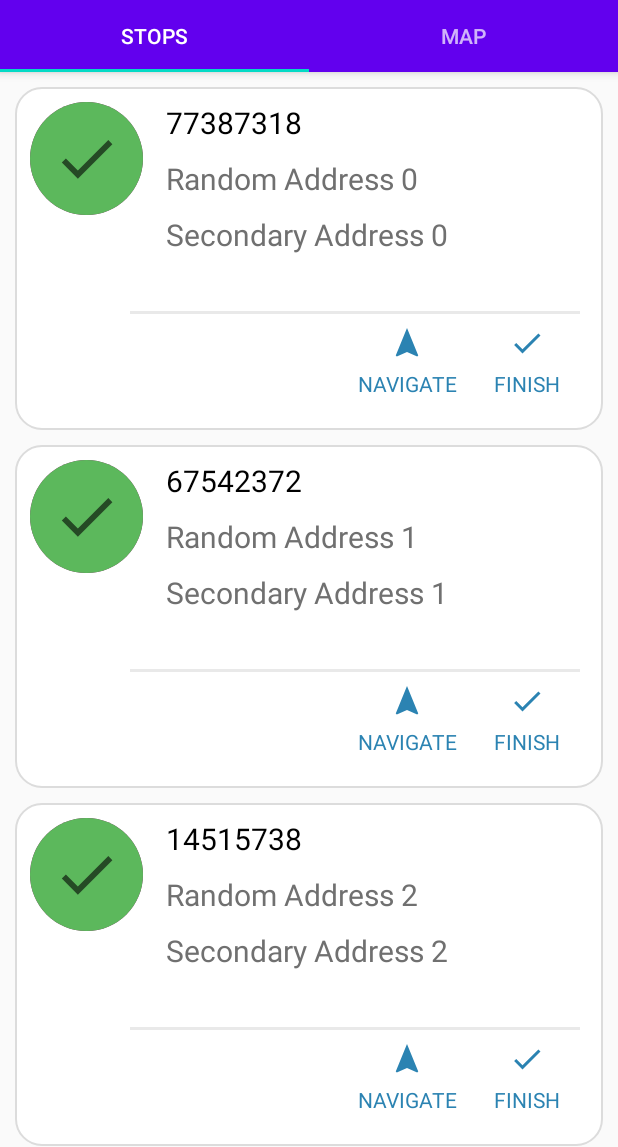
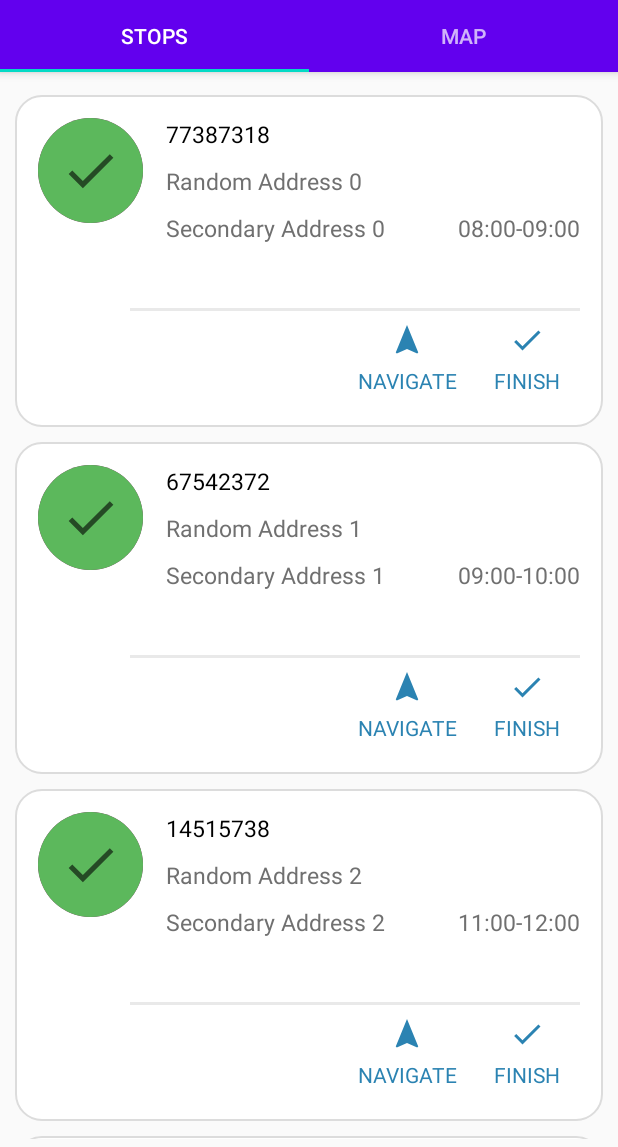
Before and after one commit to anush2593/Routetitan, an Android app: the screen it shows after launch (MainActivity), on a phone screen of 412 x 824 dp, the part 89-1236 px from its top. Run offline under Robolectric (Android 15) with nearby library versions, the phone set to English and light mode, and no system bars; our stand-ins replace Room's generated code, data binding; libraries missing offline, so code that uses them is left out: com.google.maps.android; 3 statements that could not run were skipped.

```diff
--- a/app/src/main/java/com/example/routetitantask/room/OrderAddressViewModel.java
+++ b/app/src/main/java/com/example/routetitantask/room/OrderAddressViewModel.java
@@ -27,8 +27,8 @@ public class OrderAddressViewModel extends AndroidViewModel {
     }
 
 
-    public void expandView(String orderId) {
-        mRepository.expandView(orderId);
+    public void expandView(String orderId, boolean isExpanded) {
+        mRepository.expandView(orderId, isExpanded);
     }
 
 }
--- a/app/src/main/java/com/example/routetitantask/ui/main/OrdersAdapter.java
+++ b/app/src/main/java/com/example/routetitantask/ui/main/OrdersAdapter.java
@@ -32,10 +32,6 @@ public class OrdersAdapter extends RecyclerView.Adapter<OrdersAdapter.OrderInfoV
         notifyDataSetChanged();
     }
 
-    public void removeAll() {
-        if (orderList != null) orderList.clear();
-        notifyDataSetChanged();
-    }
 
     @NonNull
     @Override
--- a/app/src/main/res/layout/order_item.xml
+++ b/app/src/main/res/layout/order_item.xml
@@ -4,6 +4,7 @@
     xmlns:tools="http://schemas.android.com/tools">
 
     <data>
+
         <import type="android.view.View" />
 
         <variable
@@ -13,6 +14,7 @@
         <variable
             name="orderPosition"
             type="Integer" />
+
         <variable
             name="itemClickListener"
             type="com.example.routetitantask.ui.main.ItemClickListener" />
@@ -34,27 +36,27 @@
             android:id="@+id/main_constraint_layout"
             android:layout_width="match_parent"
             android:layout_height="wrap_content"
-            android:padding="10dp"
             android:onClick="@{()-> itemClickListener.openExpandable(orderAddress, orderPosition)}"
+            android:padding="15dp"
             app:layout_constraintEnd_toEndOf="parent"
             app:layout_constraintTop_toTopOf="parent">
 
             <androidx.constraintlayout.widget.ConstraintLayout
                 android:id="@+id/circle"
-                android:layout_width="75dp"
-                android:layout_height="75dp"
+                android:layout_width="70dp"
+                android:layout_height="70dp"
                 tools:ignore="MissingConstraints">
 
                 <TextView
                     android:id="@+id/number_circle"
-                    android:layout_width="75dp"
-                    android:layout_height="75dp"
+                    android:layout_width="match_parent"
+                    android:layout_height="match_parent"
                     android:background="@drawable/number_circle"
                     android:gravity="center"
                     android:text="@{String.valueOf(orderPosition+1)}"
-                    android:visibility="@{orderAddress.isFinished? View.GONE : View.VISIBLE}"
                     android:textAlignment="center"
                     android:textSize="25sp"
+                    android:visibility="@{orderAddress.isFinished? View.GONE : View.VISIBLE}"
                     app:layout_constraintBottom_toBottomOf="parent"
                     app:layout_constraintStart_toStartOf="parent"
                     app:layout_constraintTop_toTopOf="parent"
@@ -62,8 +64,8 @@
 
                 <TextView
                     android:id="@+id/finish_circle_view"
-                    android:layout_width="75dp"
-                    android:layout_height="75dp"
+                    android:layout_width="match_parent"
+                    android:layout_height="match_parent"
                     android:background="@drawable/finish_circle"
                     android:gravity="center"
                     android:textAlignment="center"
@@ -82,7 +84,7 @@
                 android:layout_marginLeft="15dp"
                 android:text="@{orderAddress.orderNumber}"
                 android:textColor="@color/black"
-                android:textSize="20sp"
+                android:textSize="15sp"
                 app:layout_constraintStart_toEndOf="@id/circle"
                 app:layout_constraintTop_toTopOf="parent"
                 tools:text="11111111" />
@@ -94,7 +96,7 @@
                 android:layout_marginTop="10dp"
                 android:text="@{orderAddress.orderMainAddress}"
                 android:textColor="@color/colorHintGrey"
-                android:textSize="20sp"
+                android:textSize="15sp"
                 app:layout_constraintStart_toStartOf="@id/order_number"
                 app:layout_constraintTop_toBottomOf="@id/order_number"
                 tools:text="Weisltpleubn 15" />
@@ -107,7 +109,7 @@
                 android:layout_marginBottom="20dp"
                 android:text="@{orderAddress.orderSecondaryAddress}"
                 android:textColor="@color/colorHintGrey"
-                android:textSize="20sp"
+                android:textSize="15sp"
                 app:layout_constraintBottom_toBottomOf="parent"
                 app:layout_constraintStart_toStartOf="@id/order_address_main"
                 app:layout_constraintTop_toBottomOf="@id/order_address_main"
@@ -129,9 +131,9 @@
                 android:layout_width="wrap_content"
                 android:layout_height="wrap_content"
                 android:layout_marginStart="5dp"
-                android:text="@{orderAddress.orderDeliveryTimeRange}"
+                android:text="@{orderAddress.orderDeliveryTime}"
                 android:textColor="@color/colorHintGrey"
-                android:textSize="20sp"
+                android:textSize="15sp"
                 app:layout_constraintEnd_toEndOf="parent"
                 app:layout_constraintTop_toTopOf="@id/order_address_secondary"
                 tools:text="08:00-09:00" />
@@ -143,9 +145,9 @@
             android:layout_width="match_parent"
             android:layout_height="wrap_content"
             android:layout_marginTop="7dp"
-            android:visibility="@{orderAddress.isExpanded? View.VISIBLE : View.GONE}"
             android:paddingEnd="15dp"
             android:paddingRight="15dp"
+            android:visibility="@{orderAddress.isExpanded? View.VISIBLE : View.GONE}"
             app:layout_constraintTop_toBottomOf="@id/main_constraint_layout">
 
             <View
@@ -165,13 +167,13 @@
                 android:drawablePadding="5dp"
                 android:drawableTint="@color/blue"
                 android:gravity="center_horizontal"
+                android:onClick="@{()->itemClickListener.setOrderFinished(orderAddress, orderPosition)}"
                 android:text="@string/finish"
                 android:textAlignment="center"
                 android:textAllCaps="true"
                 android:textColor="@color/blue"
+                app:layout_constraintEnd_toEndOf="parent"
                 app:layout_constraintTop_toTopOf="@id/navigate"
-                app:layout_constraintEnd_toEndOf="parent"
-                android:onClick="@{()->itemClickListener.setOrderFinished(orderAddress, orderPosition)}"
                 tools:ignore="MissingConstraints" />
 
             <TextView
@@ -185,9 +187,9 @@
                 android:drawablePadding="5dp"
                 android:drawableTint="@color/blue"
                 android:gravity="center_horizontal"
+                android:onClick="@{()->itemClickListener.chooseMapAndNavigateToTheAddress(orderAddress)}"
                 android:text="@string/navigate"
                 android:textAlignment="center"
-                android:onClick="@{()->itemClickListener.chooseMapAndNavigateToTheAddress(orderAddress)}"
                 android:textAllCaps="true"
                 android:textColor="@color/blue"
                 app:layout_constraintEnd_toStartOf="@id/finish"
--- a/app/src/main/res/layout/stops_fragment.xml
+++ b/app/src/main/res/layout/stops_fragment.xml
@@ -13,6 +13,11 @@
             android:id="@+id/stops_recycler_view"
             android:layout_width="match_parent"
             android:layout_height="match_parent"
+            app:layout_constraintStart_toStartOf="parent"
+            app:layout_constraintEnd_toEndOf="parent"
+            app:layout_constraintBottom_toBottomOf="parent"
+            android:layout_marginBottom="5dp"
+            android:layout_marginTop="5dp"
             app:layoutManager="androidx.recyclerview.widget.LinearLayoutManager" />
 
     </androidx.constraintlayout.widget.ConstraintLayout>
```
Also changed, not shown: app/src/main/java/com/example/routetitantask/room/AddressesRepository.java (+7 -5 lines), app/src/main/java/com/example/routetitantask/ui/main/StopsFragment.java (+2 -8 lines).
